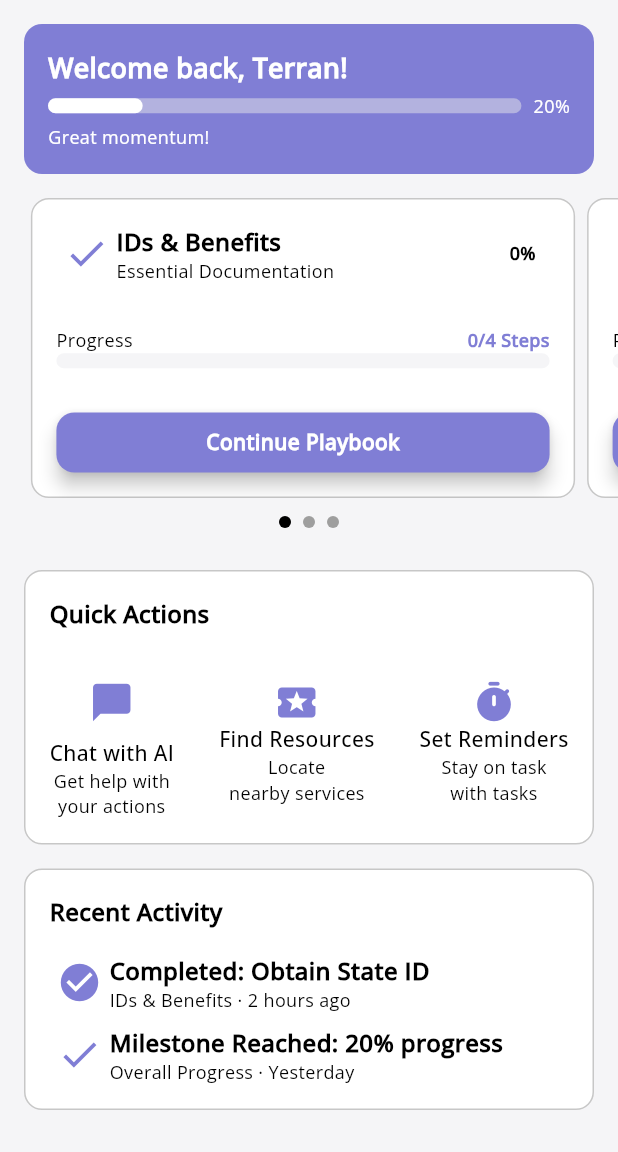
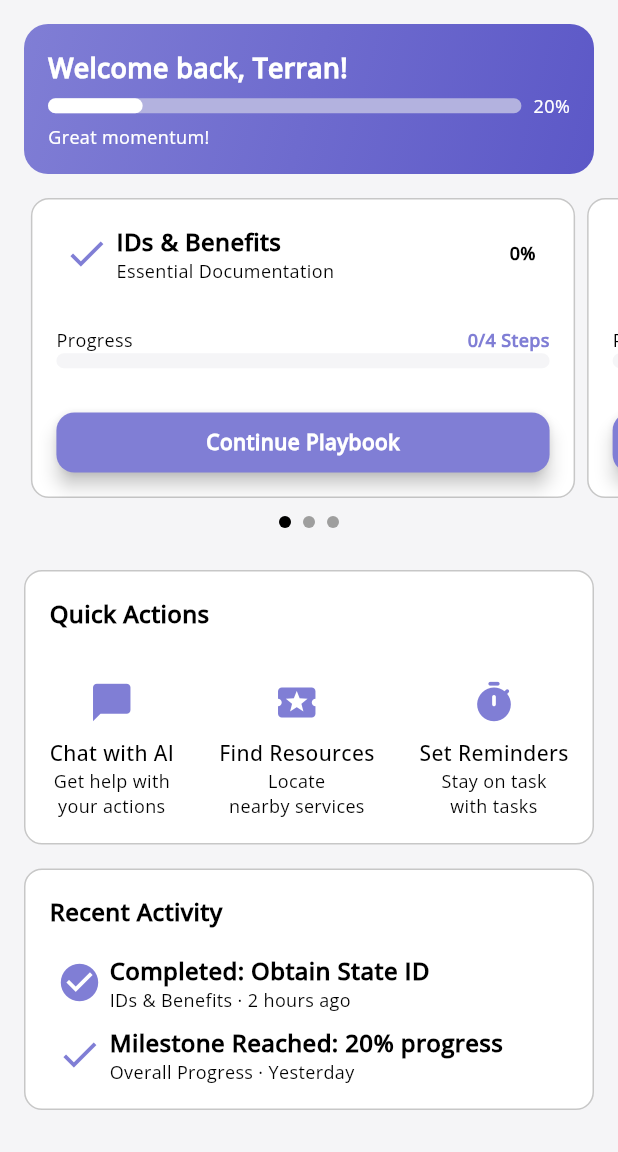
Before and after one commit to joon363/SF10x-Dignifi, a Flutter app: the screen it shows after launch, on a phone screen of 412 x 824 dp, the part 84-1236 px from its top. Run offline on Flutter 3.47's test engine with Material 3 defaults, Android fonts, the phone set to English and light mode, and no system bars; our stand-ins replace flutter_svg.

Commit message:
minor refactoring

```diff
--- a/lib/screens/homeScreen.dart
+++ b/lib/screens/homeScreen.dart
@@ -64,7 +64,17 @@ class WelcomeCard extends StatelessWidget {
   Widget build(BuildContext context) {
     return Container(
       height: 100,
-      decoration: primaryBoxDecoration,
+      decoration: BoxDecoration(
+        gradient: LinearGradient(
+          colors: [
+            primaryColor,
+            primaryColorDark,
+          ],
+          begin: Alignment.topLeft,
+          end: Alignment.bottomRight,
+        ),
+        borderRadius: BorderRadius.circular(16),
+      ),
       padding: EdgeInsets.symmetric(horizontal: 16),
       margin: EdgeInsets.symmetric(horizontal: 16),
       alignment: Alignment.centerLeft,
@@ -283,12 +293,10 @@ class _ActivityProgressCardState extends State<ActivityProgressCard> {
                           });
                     },
                     borderRadius: BorderRadius.circular(defaultBorderRadius),
-                    //highlightColor: primaryColorLight,
                     child: Container(
                       height: 40,
                       decoration: BoxDecoration(
                         borderRadius: BorderRadius.circular(defaultBorderRadius),
-                        //color: Colors.green !DO NOT ADD COLOR TO CONTAINER
                       ),
                       alignment: Alignment.center,
                       child: Text(
@@ -315,7 +323,37 @@ class QuickActionsCard extends StatelessWidget {
   const QuickActionsCard({
     super.key,
   });
-
+  Widget smallButton(IconData icon, String title, String subtitle, BuildContext context){
+    return Column(
+      children: [
+        IconButton(
+          icon: Icon(icon, color: primaryColor, size: 30,),
+          onPressed: () {
+            Navigator.push(
+              context,
+              MaterialPageRoute(builder: (_) => ChatbotScreen()),
+            );
+          },
+        ),
+        Text(
+          title,
+          style: TextStyle(
+              color: Colors.black,
+              fontSize: 14,
+              fontWeight: FontWeight.w500
+          ),
+        ),
+        Text(
+          subtitle,
+          textAlign: TextAlign.center,
+          style: TextStyle(
+            color: Colors.black,
+            fontSize: 12,
+          ),
+        ),
+      ],
+    );
+  }
   @override
   Widget build(BuildContext context) {
     return Container(
@@ -338,77 +376,9 @@ class QuickActionsCard extends StatelessWidget {
           Row(
             mainAxisAlignment: MainAxisAlignment.spaceBetween,
             children: [
-              Column(
-                children: [
-                  IconButton(
-                    icon: Icon(Icons.chat_bubble, color: primaryColor, size: 30,),
-                    onPressed: () {
-                      Navigator.push(
-                        context,
-                        MaterialPageRoute(builder: (_) => ChatbotScreen()),
-                      );
-                    },
-                  ),
-                  Text(
-                    "Chat with AI",
-                    style: TextStyle(
-                      color: Colors.black,
-                      fontSize: 14,
-                      fontWeight: FontWeight.w500
-                    ),
-                  ),
-                  Text(
-                    "Get help with\nyour actions",
-                    textAlign: TextAlign.center,
-                    style: TextStyle(
-                      color: Colors.black,
-                      fontSize: 12,
-                    ),
-                  ),
-                ],
-              ),
-              Column(
-                children: [
-                  Icon(Icons.local_activity, color: primaryColor, size: 30,),
-                  Text(
-                    "Find Resources",
-                    style: TextStyle(
-                      color: Colors.black,
-                      fontSize: 14,
-                      fontWeight: FontWeight.w500
-                    ),
-                  ),
-                  Text(
-                    "Locate\nnearby services",
-                    textAlign: TextAlign.center,
-                    style: TextStyle(
-                      color: Colors.black,
-                      fontSize: 12,
-                    ),
-                  ),
-                ],
-              ),
-              Column(
-                children: [
-                  Icon(Icons.timer_rounded, color: primaryColor, size: 30,),
-                  Text(
-                    "Set Reminders",
-                    style: TextStyle(
-                      color: Colors.black,
-                      fontSize: 14,
-                      fontWeight: FontWeight.w500
-                    ),
-                  ),
-                  Text(
-                    "Stay on task\nwith tasks",
-                    textAlign: TextAlign.center,
-                    style: TextStyle(
-                      color: Colors.black,
-                      fontSize: 12,
-                    ),
-                  ),
-                ],
-              )
+              smallButton(Icons.chat_bubble, "Chat with AI", "Get help with\nyour actions", context),
+              smallButton(Icons.local_activity, "Find Resources", "Locate\nnearby services", context),
+              smallButton(Icons.timer_rounded, "Set Reminders", "Stay on task\nwith tasks", context),
             ],
           )
         ],
```
